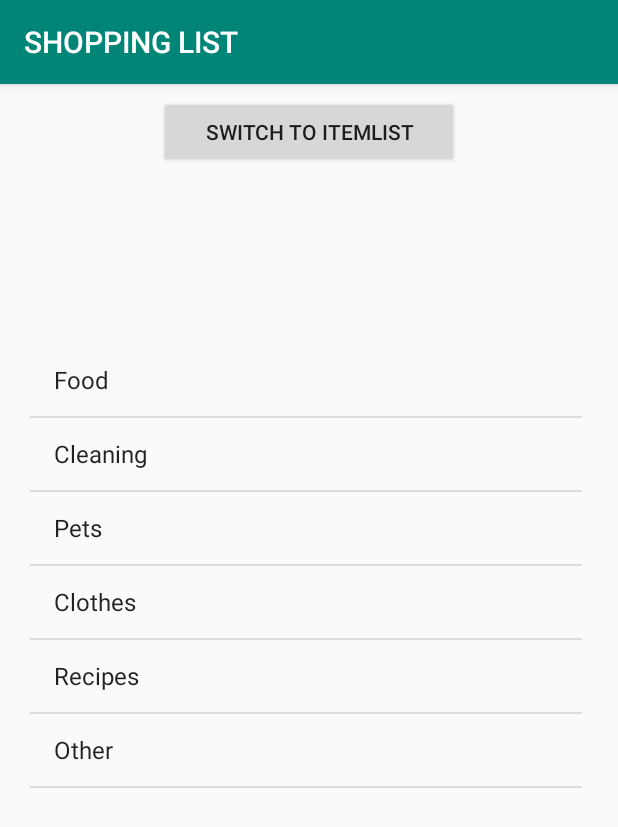
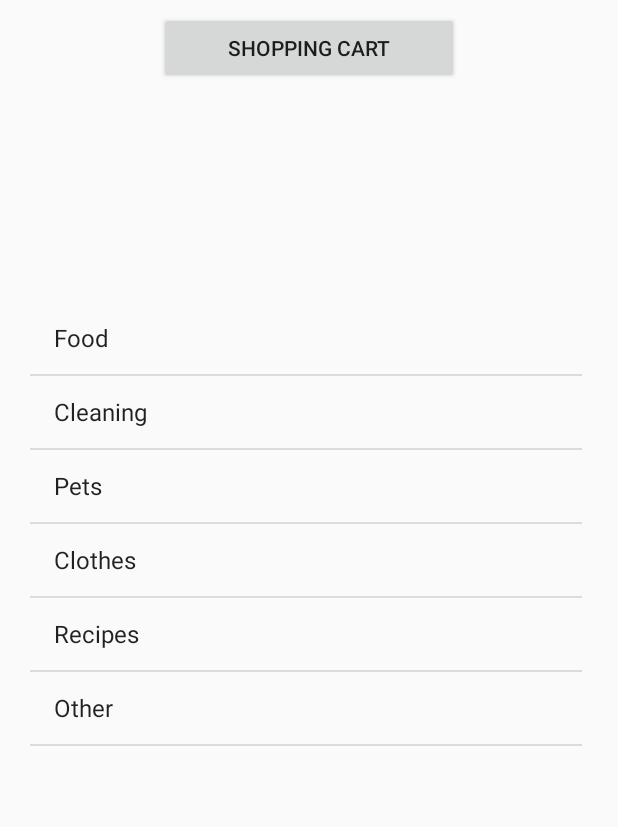
Before and after one commit to Georg1992/SHOPPINGLIST, an Android app: the screen it shows after launch (MainActivity), on a phone screen of 412 x 824 dp. Shown: the top 827 px of the screen. Run offline under Robolectric (Android 15) with nearby library versions, the phone set to English and light mode, and no system bars.

```diff
--- a/app/src/main/java/com/example/georg/shoppinglist/Category.java
+++ b/app/src/main/java/com/example/georg/shoppinglist/Category.java
@@ -3,15 +3,23 @@ package com.example.georg.shoppinglist;
 import java.util.ArrayList;
 
 public class Category {
-
+    private ArrayList<Item> items;
     private String name;
 
     public Category(String name) {
-
+        this.items = new ArrayList<Item>();
         this.name = name;
     }
 
     public String toString() {
         return this.name;
     }
+
+    public ArrayList<Item> getItems() {
+        return this.items;
+    }
+
+    public void addItem(Item item) {
+        this.items.add(item);
+    }
 }
--- a/app/src/main/java/com/example/georg/shoppinglist/ItemListHub.java
+++ b/app/src/main/java/com/example/georg/shoppinglist/ItemListHub.java
@@ -21,11 +21,6 @@ public class ItemListHub {
         categories.add(new Category("Clothes"));
         categories.add(new Category("Recipes"));
         categories.add(new Category("Other"));
-
-
-
-
-
     }
 
     public ArrayList<Category> getCategories() {
@@ -47,4 +42,5 @@ public class ItemListHub {
 
 
 
+
 }
--- a/app/src/main/res/layout/activity_main.xml
+++ b/app/src/main/res/layout/activity_main.xml
@@ -28,7 +28,7 @@
         android:layout_marginTop="8dp"
         android:layout_marginEnd="8dp"
         android:layout_marginRight="8dp"
-        android:text="switch to itemlist"
+        android:text="@string/edit_basket"
         app:layout_constraintEnd_toEndOf="parent"
         app:layout_constraintStart_toStartOf="parent"
         app:layout_constraintTop_toTopOf="parent" />
--- a/app/src/main/res/values/strings.xml
+++ b/app/src/main/res/values/strings.xml
@@ -3,4 +3,5 @@
 
     <!-- TODO: Remove or change this placeholder text -->
     <string name="hello_blank_fragment">Hello blank fragment</string>
+    <string name="edit_basket">Shopping Cart</string>
 </resources>
--- a/app/src/main/res/values/styles.xml
+++ b/app/src/main/res/values/styles.xml
@@ -1,7 +1,7 @@
 <resources>
 
     <!-- Base application theme. -->
-    <style name="AppTheme" parent="Theme.AppCompat.Light.DarkActionBar">
+    <style name="AppTheme" parent="Theme.AppCompat.Light.NoActionBar">
         <!-- Customize your theme here. -->
         <item name="colorPrimary">@color/colorPrimary</item>
         <item name="colorPrimaryDark">@color/colorPrimaryDark</item>
```
Also changed, not shown: app/src/main/java/com/example/georg/shoppinglist/AddItemsActivity.java (+14 -3 lines), app/src/main/res/layout/activity_add_items.xml (+22 -0 lines).
